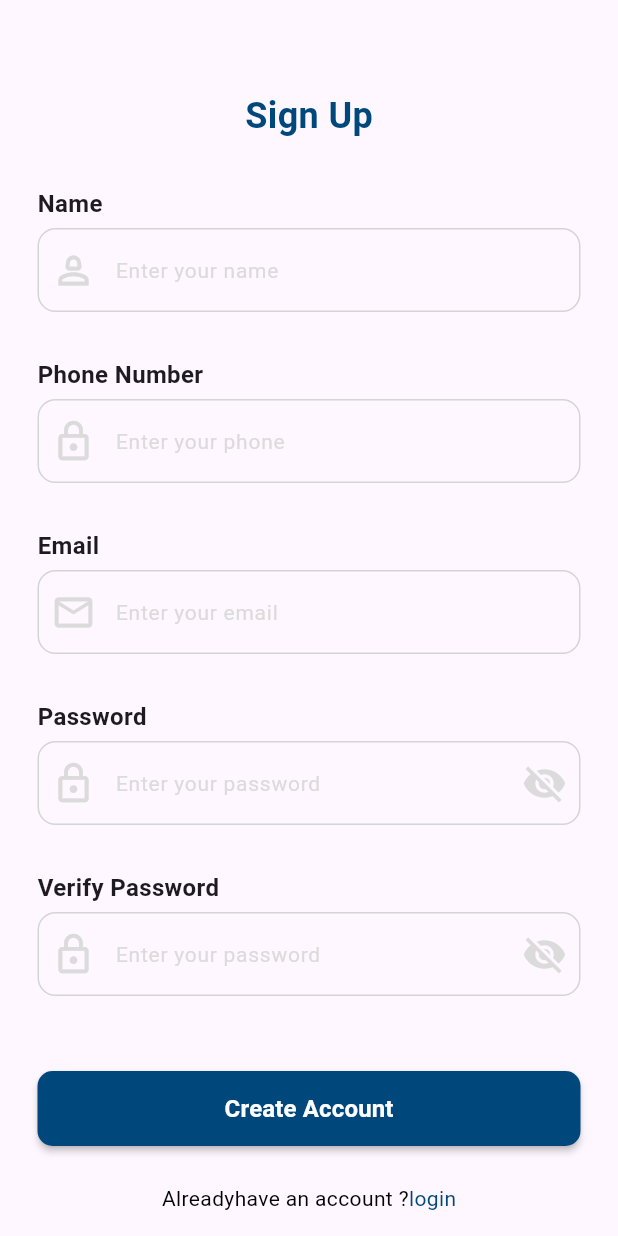
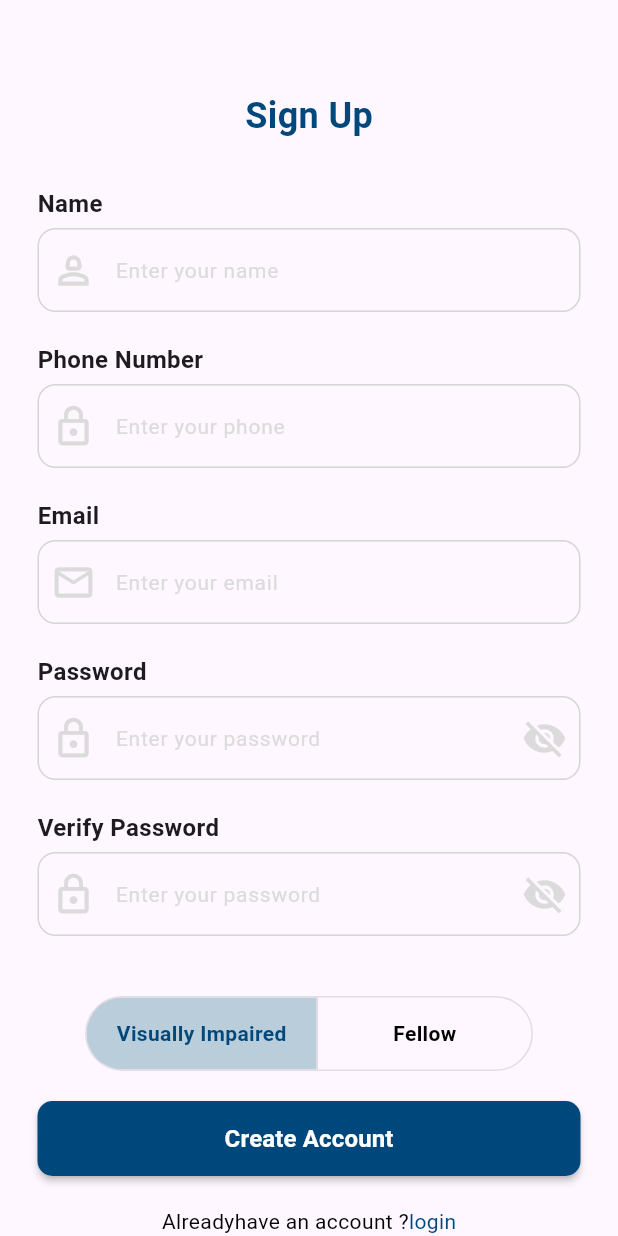
Before and after one commit to aymanaboelela/sight-mata-app-Fluttter-Ai, a Flutter app: the SignupView screen opened by its route, on a phone screen of 412 x 824 dp. Run offline on Flutter 3.47's test engine with Material 3 defaults, Android fonts, the phone set to English and light mode, and no system bars; drawn by our look-alikes of modal_progress_hud_nsn; our stand-ins replace bloc, curved_navigation_bar, dots_indicator, flutter_bloc, flutter_screenutil, font_awesome_flutter and 6 more; accounts and stored records are empty; Roboto replaces fonts that are missing (Bahnschrift); project files that could hold a hidden picture were left out.

Commit message:
add user type Button

```diff
--- a/lib/presentation/screens/create_acounte.dart
+++ b/lib/presentation/screens/create_acounte.dart
@@ -9,6 +9,7 @@ import 'package:sight_mate_app/core/constants/app_assets.dart';
 import 'package:sight_mate_app/core/utils/router/app_router.dart';
 import 'package:sight_mate_app/presentation/widgets/CustomButton.dart';
 import 'package:sight_mate_app/presentation/widgets/CustomTextFormField.dart';
+import 'package:sight_mate_app/presentation/widgets/UserType.dart';
 
 class SignupView extends StatefulWidget {
   const SignupView({super.key});
@@ -68,7 +69,9 @@ class _SignupScreenState extends State<SignupView> {
                 padding: const EdgeInsets.only(top: 60, left: 25, right: 25),
                 child: SingleChildScrollView(
                   child: Column(
+                    crossAxisAlignment: CrossAxisAlignment.center,
                     children: [
+
                       const Center(
                         child: Text("Sign Up",
                             style: TextStyle(
@@ -87,7 +90,7 @@ class _SignupScreenState extends State<SignupView> {
                         prefixIcon: Icons.person_2_outlined,
                       ),
                       const SizedBox(
-                        height: 30,
+                        height: 20,
                       ),
                       Customtextformfield(
                         keyboardType: TextInputType.number,
@@ -97,7 +100,7 @@ class _SignupScreenState extends State<SignupView> {
                         prefixIcon: Icons.lock_outlined,
                       ),
                       const SizedBox(
-                        height: 30,
+                        height: 20,
                       ),
                       Customtextformfield(
                         controller: emailController,
@@ -106,7 +109,7 @@ class _SignupScreenState extends State<SignupView> {
                         prefixIcon: Icons.email_outlined,
                       ),
                       const SizedBox(
-                        height: 30,
+                        height: 20,
                       ),
                       Customtextformfield(
                         validator: (p0) {
@@ -129,7 +132,7 @@ class _SignupScreenState extends State<SignupView> {
                         },
                       ),
                       const SizedBox(
-                        height: 30,
+                        height: 20,
                       ),
                       Customtextformfield(
                         validator: (p0) {
@@ -152,8 +155,10 @@ class _SignupScreenState extends State<SignupView> {
                         },
                       ),
                       const SizedBox(
-                        height: 50,
+                        height: 40,
                       ),
+                     const  Usertype(),    //toggle button to determine user Type
+                    const  SizedBox(height:20,),
                       Custombottom(
                           text: "Create Account",
                           onpressed: () {
@@ -166,7 +171,7 @@ class _SignupScreenState extends State<SignupView> {
                             }
                           }),
                       const SizedBox(
-                        height: 25,
+                        height: 20,
                       ),
                       Row(
                         mainAxisAlignment: MainAxisAlignment.center,
--- a/lib/presentation/widgets/UserListtile.dart
+++ b/lib/presentation/widgets/UserListtile.dart
@@ -10,7 +10,7 @@ class UserListtile extends StatelessWidget {
   Widget build(BuildContext context) {
     return GestureDetector(
       onTap: () {
-        GoRouter.of(context).pushReplacement(AppRouter.kUserLocationNow);
+        GoRouter.of(context).pushReplacement(AppRouter.kSignUp);
       },
       child: Container(
         margin: const EdgeInsets.only(bottom: 15, top: 20),
--- /dev/null
+++ b/lib/presentation/widgets/UserType.dart
@@ -0,0 +1,46 @@
+import 'package:flutter/material.dart';
+
+class Usertype extends StatefulWidget {
+  const Usertype({super.key});
+
+  @override
+  State<Usertype> createState() => _UsertypeState();
+}
+
+class _UsertypeState extends State<Usertype> {
+    List<bool> _isSelected = [true, false];
+
+  @override
+  Widget build(BuildContext context) {
+    return ToggleButtons(
+      children: [
+         Padding(
+          padding: const EdgeInsets.symmetric(horizontal: 20.0),
+          child: Text('Visually Impaired',
+          style: TextStyle(fontWeight: FontWeight.bold),),
+        ),
+        Padding(
+          padding: const EdgeInsets.symmetric(horizontal: 50.0),
+          child: Text('Fellow',style: TextStyle(fontWeight: FontWeight.bold),),
+        ),
+      ],
+       isSelected: _isSelected,
+       onPressed: (index) {
+       setState(() {
+           for (int i = 0; i < _isSelected.length; i++) {
+            _isSelected[i] = (i == index);
+          }
+
+       }
+
+       );
+
+       },
+            // Optional styling
+      borderRadius: BorderRadius.circular(30),
+      selectedColor:Color(0xff00487C),   // selected Text color
+      fillColor:const  Color(0xffBACDDB),
+      color: Colors.black, //  unselected Text color
+       );
+  }
+}
```
Also changed, not shown: lib/presentation/screens/UserLocationNow_view.dart (+10 -10 lines).
